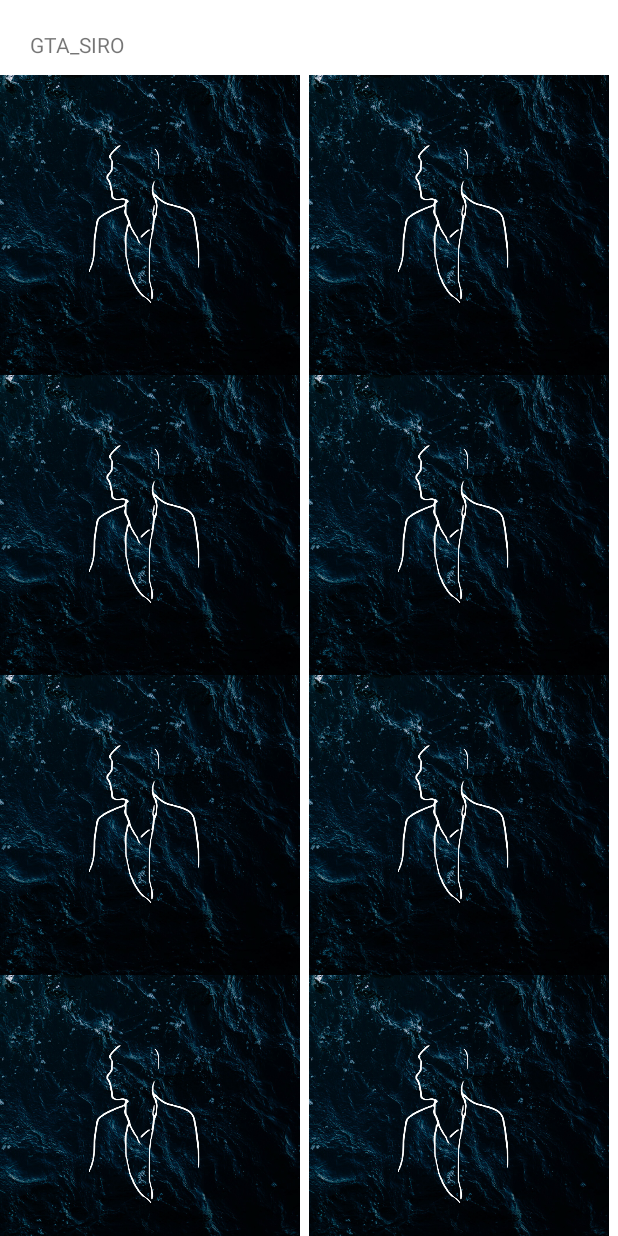
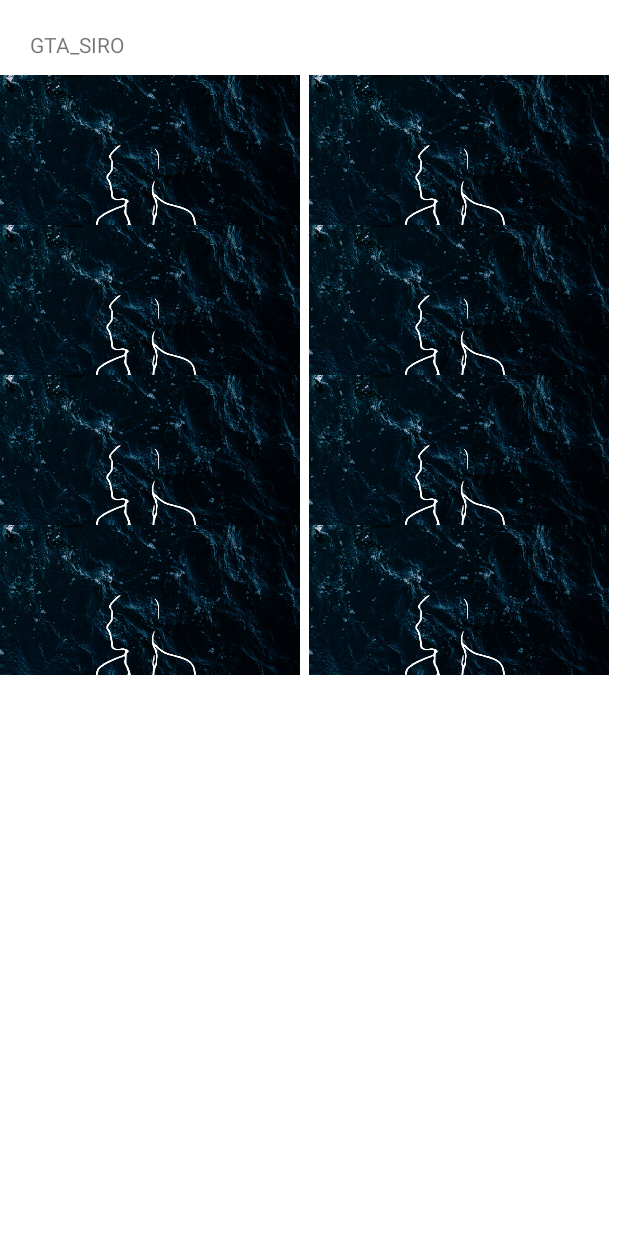
Before and after one commit to CGuilhem/Sirio, an Android app: the screen it shows after launch (MainActivity), on a phone screen of 412 x 824 dp. Run offline under Robolectric (Android 15) with nearby library versions, the phone set to English and light mode, and no system bars.

Commit message:
affichage de 8 produits sous forme de liste

```diff
--- a/mobile/app/src/main/res/layout/item_vertical_product.xml
+++ b/mobile/app/src/main/res/layout/item_vertical_product.xml
@@ -1,7 +1,8 @@
 <?xml version="1.0" encoding="utf-8"?>
 <LinearLayout xmlns:android="http://schemas.android.com/apk/res/android"
     android:layout_width="match_parent"
-    android:layout_height="wrap_content">
+    android:layout_height="100dp"
+    >
 
     <ImageView
         android:id="@+id/imageItem"
```
